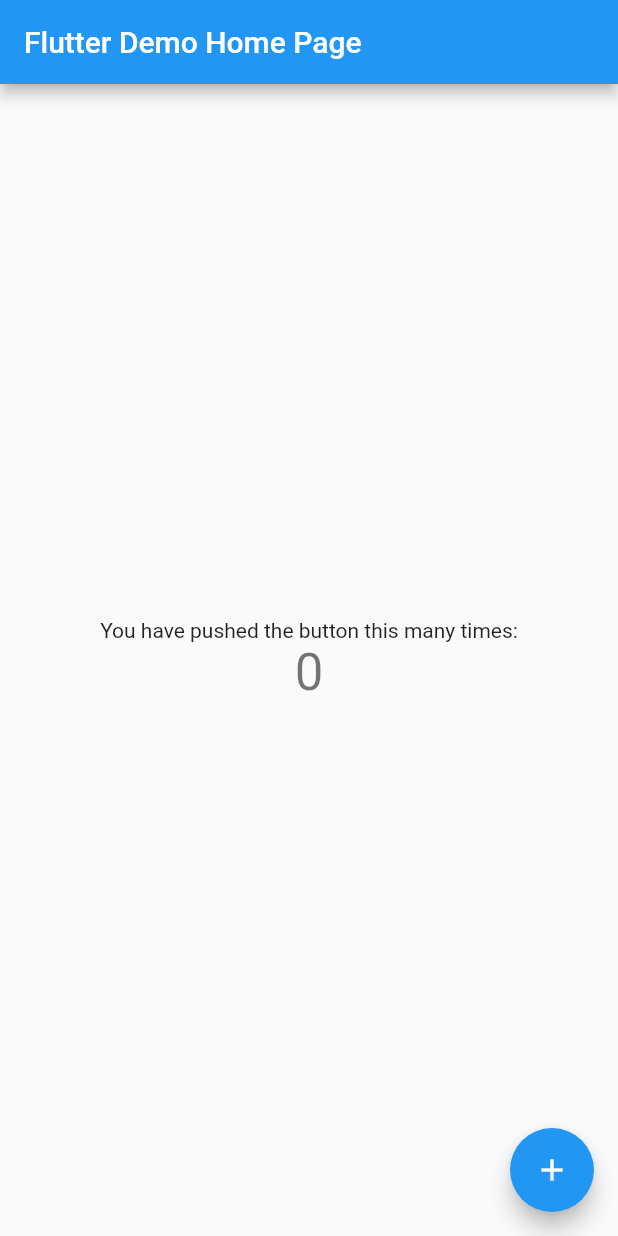
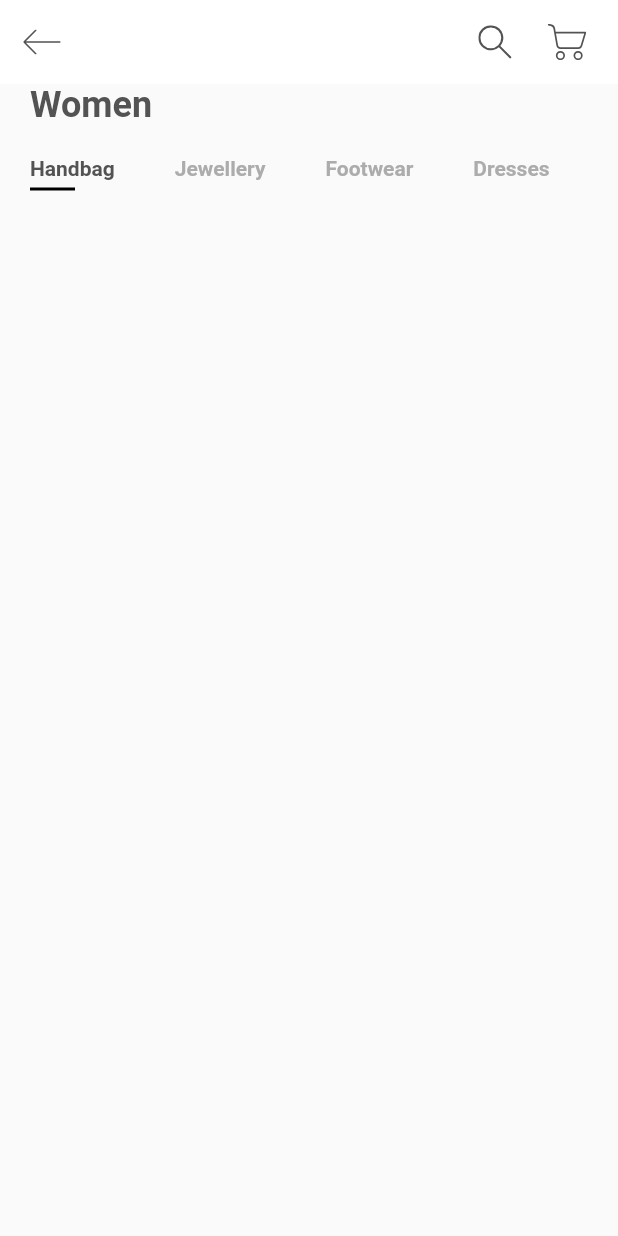
Before and after one commit to parthit/FlutterAppDev, a Flutter app: the screen it shows after launch, on a phone screen of 412 x 824 dp. Run offline on Flutter 3.47's test engine with Material 2 defaults, Android fonts, the phone set to English and light mode, and no system bars; our stand-ins replace flutter_svg.

Commit message:
created stateful categories for Handbag, Jewellery, etc

```diff
--- a/shopping_bag_ui/lib/main.dart
+++ b/shopping_bag_ui/lib/main.dart
@@ -1,4 +1,6 @@
 import 'package:flutter/material.dart';
+import 'package:shopping_bag_ui/constants.dart';
+import 'package:shopping_bag_ui/screen/home_screen.dart';
 
 void main() {
   runApp(MyApp());
@@ -9,109 +11,13 @@ class MyApp extends StatelessWidget {
   @override
   Widget build(BuildContext context) {
     return MaterialApp(
-      title: 'Flutter Demo',
+      title: 'Shopping User Interface',
+      debugShowCheckedModeBanner: false,
       theme: ThemeData(
-        // This is the theme of your application.
-        //
-        // Try running your application with "flutter run". You'll see the
-        // application has a blue toolbar. Then, without quitting the app, try
-        // changing the primarySwatch below to Colors.green and then invoke
-        // "hot reload" (press "r" in the console where you ran "flutter run",
-        // or simply save your changes to "hot reload" in a Flutter IDE).
-        // Notice that the counter didn't reset back to zero; the application
-        // is not restarted.
-        primarySwatch: Colors.blue,
-        // This makes the visual density adapt to the platform that you run
-        // the app on. For desktop platforms, the controls will be smaller and
-        // closer together (more dense) than on mobile platforms.
+        textTheme: Theme.of(context).textTheme.apply(bodyColor: kTextColor),
         visualDensity: VisualDensity.adaptivePlatformDensity,
       ),
-      home: MyHomePage(title: 'Flutter Demo Home Page'),
+      home: HomeScreen(),
     );
   }
 }
-
-class MyHomePage extends StatefulWidget {
-  MyHomePage({Key key, this.title}) : super(key: key);
-
-  // This widget is the home page of your application. It is stateful, meaning
-  // that it has a State object (defined below) that contains fields that affect
-  // how it looks.
-
-  // This class is the configuration for the state. It holds the values (in this
-  // case the title) provided by the parent (in this case the App widget) and
-  // used by the build method of the State. Fields in a Widget subclass are
-  // always marked "final".
-
-  final String title;
-
-  @override
-  _MyHomePageState createState() => _MyHomePageState();
-}
-
-class _MyHomePageState extends State<MyHomePage> {
-  int _counter = 0;
-
-  void _incrementCounter() {
-    setState(() {
-      // This call to setState tells the Flutter framework that something has
-      // changed in this State, which causes it to rerun the build method below
-      // so that the display can reflect the updated values. If we changed
-      // _counter without calling setState(), then the build method would not be
-      // called again, and so nothing would appear to happen.
-      _counter++;
-    });
-  }
-
-  @override
-  Widget build(BuildContext context) {
-    // This method is rerun every time setState is called, for instance as done
-    // by the _incrementCounter method above.
-    //
-    // The Flutter framework has been optimized to make rerunning build methods
-    // fast, so that you can just rebuild anything that needs updating rather
-    // than having to individually change instances of widgets.
-    return Scaffold(
-      appBar: AppBar(
-        // Here we take the value from the MyHomePage object that was created by
-        // the App.build method, and use it to set our appbar title.
-        title: Text(widget.title),
-      ),
-      body: Center(
-        // Center is a layout widget. It takes a single child and positions it
-        // in the middle of the parent.
-        child: Column(
-          // Column is also a layout widget. It takes a list of children and
-          // arranges them vertically. By default, it sizes itself to fit its
-          // children horizontally, and tries to be as tall as its parent.
-          //
-          // Invoke "debug painting" (press "p" in the console, choose the
-          // "Toggle Debug Paint" action from the Flutter Inspector in Android
-          // Studio, or the "Toggle Debug Paint" command in Visual Studio Code)
-          // to see the wireframe for each widget.
-          //
-          // Column has various properties to control how it sizes itself and
-          // how it positions its children. Here we use mainAxisAlignment to
-          // center the children vertically; the main axis here is the vertical
-          // axis because Columns are vertical (the cross axis would be
-          // horizontal).
-          mainAxisAlignment: MainAxisAlignment.center,
-          children: <Widget>[
-            Text(
-              'You have pushed the button this many times:',
-            ),
-            Text(
-              '$_counter',
-              style: Theme.of(context).textTheme.headline4,
-            ),
-          ],
-        ),
-      ),
-      floatingActionButton: FloatingActionButton(
-        onPressed: _incrementCounter,
-        tooltip: 'Increment',
-        child: Icon(Icons.add),
-      ), // This trailing comma makes auto-formatting nicer for build methods.
-    );
-  }
-}
--- /dev/null
+++ b/shopping_bag_ui/lib/screen/home/components/Categories.dart
@@ -0,0 +1,55 @@
+import "package:flutter/material.dart";
+import "package:shopping_bag_ui/constants.dart";
+
+class Categories extends StatefulWidget {
+  @override
+  _CategoriesState createState() => _CategoriesState();
+}
+
+class _CategoriesState extends State<Categories> {
+  List<String> categories = ["Handbag", "Jewellery", "Footwear", "Dresses"];
+  int selectedIndex = 0;
+  @override
+  Widget build(BuildContext context) {
+    return Padding(
+      padding: const EdgeInsets.symmetric(vertical: kDefaultPadding),
+      child: SizedBox(
+        height: 25,
+        child: ListView.builder(
+          scrollDirection: Axis.horizontal,
+          itemCount: categories.length,
+          itemBuilder: (context, index) => buildCategory(categories, index),
+        ),
+      ),
+    );
+  }
+
+  Widget buildCategory(List<String> categories, int index) => GestureDetector(
+    onTap: (){
+      setState(() {
+        selectedIndex = index;
+      });
+    },
+    child: Padding(
+      padding: const EdgeInsets.symmetric(horizontal: kDefaultPadding),
+      child: Column(
+        crossAxisAlignment: CrossAxisAlignment.start,
+        children: [
+          Text(
+            categories[index],
+            style: TextStyle(
+              fontWeight: FontWeight.bold,
+              color: selectedIndex == index ? kTextColor : kTextLightColor,
+            ),
+          ),
+          Container(
+            margin: EdgeInsets.only(top: kDefaultPadding / 4),
+            height: 2,
+            width: 30,
+            color: selectedIndex == index ? Colors.black : Colors.transparent,
+          )
+        ],
+      ),
+    ),
+  );
+}
--- /dev/null
+++ b/shopping_bag_ui/lib/screen/home/components/HomeScreenBody.dart
@@ -0,0 +1,29 @@
+import 'dart:ui';
+
+import "package:flutter/material.dart";
+import 'package:shopping_bag_ui/constants.dart';
+
+import 'Categories.dart';
+
+class HomeScreenBody extends StatelessWidget {
+  @override
+  Widget build(BuildContext context) {
+    return Column(
+      crossAxisAlignment: CrossAxisAlignment.start,
+      children: <Widget>[
+        Padding(
+          padding: const EdgeInsets.symmetric(horizontal: kDefaultPadding),
+          child: Text(
+            "Women",
+            style: Theme.of(context)
+                .textTheme
+                .headline5
+                .copyWith(fontWeight: FontWeight.bold),
+          ),
+        ),
+        Categories(),
+        Container(),
+      ],
+    );
+  }
+}
--- /dev/null
+++ b/shopping_bag_ui/lib/screen/home_screen.dart
@@ -0,0 +1,40 @@
+import 'package:flutter/material.dart';
+import 'package:flutter_svg/flutter_svg.dart';
+import 'package:shopping_bag_ui/constants.dart';
+import 'package:shopping_bag_ui/screen/home/components/HomeScreenBody.dart';
+
+class HomeScreen extends StatelessWidget {
+  @override
+  Widget build(BuildContext context) {
+    return Scaffold(
+      appBar: buildAppBar(),
+      body: HomeScreenBody(),
+    );
+  }
+
+  AppBar buildAppBar() {
+    return AppBar(
+      backgroundColor: Colors.white,
+      elevation: 0,
+      leading: IconButton(
+        icon: SvgPicture.asset("assets/icons/back.svg"),
+        onPressed: () {},
+      ),
+      actions: [
+        IconButton(
+            icon: SvgPicture.asset(
+              "assets/icons/search.svg",
+              color: kTextColor,
+            ),
+            onPressed: () {}),
+        IconButton(
+            icon: SvgPicture.asset(
+              "assets/icons/cart.svg",
+              color: kTextColor,
+            ),
+            onPressed: () {}),
+        SizedBox(width: kDefaultPadding / 2,)
+      ],
+    );
+  }
+}
```
Also changed, not shown: shopping_bag_ui/pubspec.yaml (+4 -4 lines), shopping_bag_ui/pubspec.lock, 1 other file.
